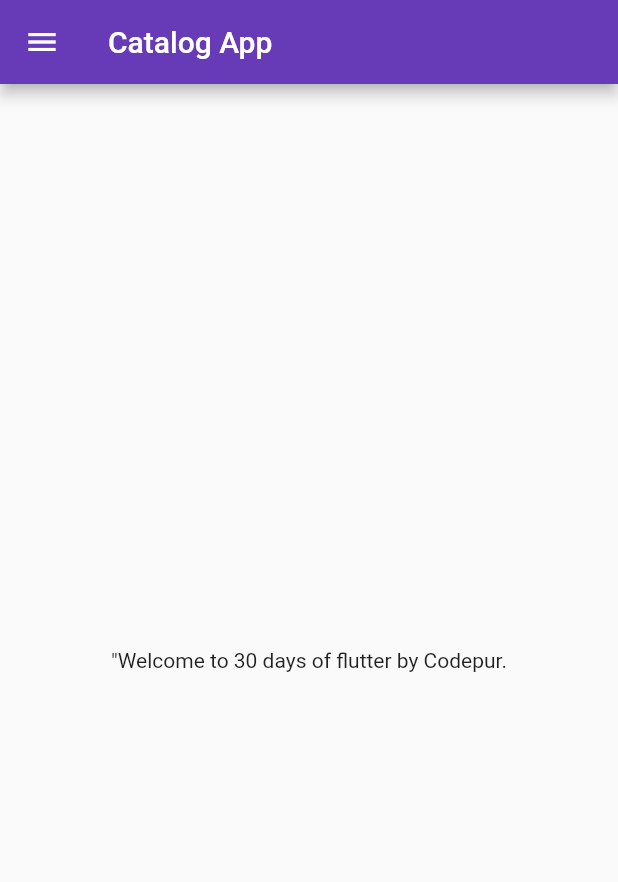
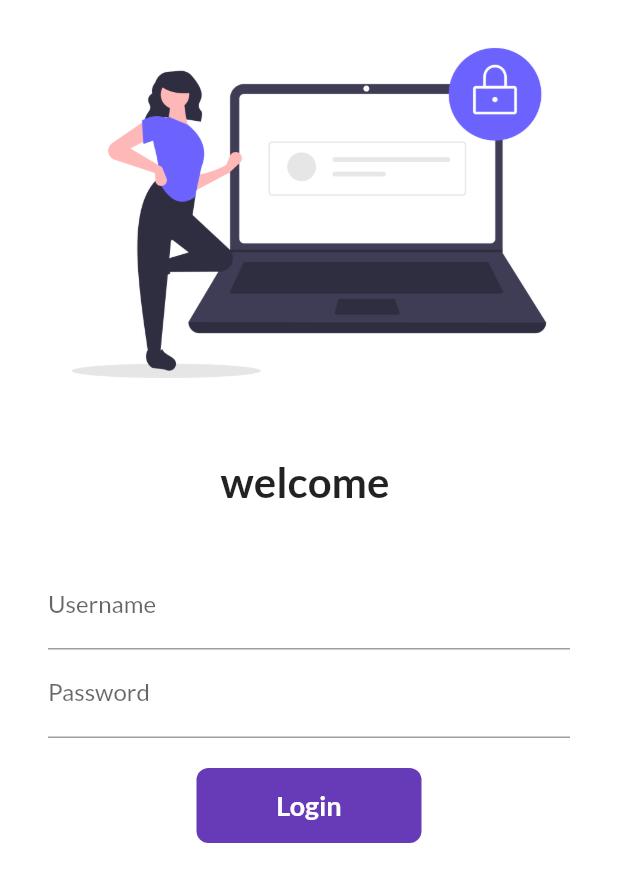
Before and after one commit to Shubham6518/30DaysofFlutter, a Flutter app: the screen it shows after launch, on a phone screen of 412 x 824 dp. Shown: the top 882 px of the screen. Run offline on Flutter 3.47's test engine with Material 2 defaults, Android fonts, the phone set to English and light mode, and no system bars; our stand-ins replace google_fonts.

Commit message:
day 6 completed

```diff
--- a/lib/main.dart
+++ b/lib/main.dart
@@ -1,5 +1,8 @@
 import 'package:flutter/material.dart';
 import 'package:flutter_catalog/home_page.dart';
+import 'package:flutter_catalog/pages/login_page.dart';
+import 'package:flutter_catalog/utils/routes.dart';
+import 'package:google_fonts/google_fonts.dart';
 
 void main() {
   runApp(MyApp());
@@ -12,11 +15,15 @@ class MyApp extends StatelessWidget {
   Widget build(BuildContext context) {
     return MaterialApp(
       themeMode: ThemeMode.light,
-      theme: ThemeData(primarySwatch: Colors.deepPurple),
+      theme: ThemeData(
+        primarySwatch: Colors.deepPurple,
+        fontFamily: GoogleFonts.lato().fontFamily,
+      ),
       // theme: ThemeData.dark(),
-      initialRoute: "/home",
+      initialRoute: MyRoutes.loginRoute,
       routes: {
-        "/": (context) => HomePage(),
+        MyRoutes.loginRoute: (context) => LoginPage(),
+        MyRoutes.homeRoute:(context) => HomePage(),
       },
     );
   }
--- /dev/null
+++ b/lib/pages/home_page.dart
@@ -0,0 +1,20 @@
+import 'package:flutter/material.dart';
+
+class HomePage extends StatelessWidget {
+  @override
+  Widget build(BuildContext context) {
+    final int days = 30;
+    final String name = "Codepur";
+    return Scaffold(
+      appBar: AppBar(
+        title: Text("Catalog App"),
+      ),
+      body: Center(
+        child: Container(
+          child: Text('"Welcome to $days days of flutter by $name.'),
+        ),
+      ),
+      drawer: Drawer(),
+    );
+  }
+}
--- /dev/null
+++ b/lib/pages/login_page.dart
@@ -0,0 +1,108 @@
+import 'package:flutter/material.dart';
+import 'package:flutter_catalog/utils/routes.dart';
+
+class LoginPage extends StatefulWidget {
+  @override
+  State<LoginPage> createState() => _LoginPageState();
+}
+
+class _LoginPageState extends State<LoginPage> {
+  String name = "";
+  bool changeButton = false;
+  @override
+  Widget build(BuildContext context) {
+    return Material(
+      color: Colors.white,
+      child: SingleChildScrollView(
+        child: Column(
+          children: [
+            Image.asset(
+              "assets/images/login_image.png",
+              fit: BoxFit.cover,
+            ),
+            SizedBox(
+              height: 20.0,
+            ),
+            Text(
+              "welcome $name",
+              style: TextStyle(
+                fontSize: 28,
+                fontWeight: FontWeight.bold,
+              ),
+            ),
+            SizedBox(
+              height: 20.0,
+            ),
+            Padding(
+              padding:
+                  const EdgeInsets.symmetric(vertical: 16.0, horizontal: 32.0),
+              child: Column(
+                children: [
+                  TextFormField(
+                    decoration: InputDecoration(
+                      hintText: "Enter Username",
+                      labelText: "Username",
+                    ),
+                    onChanged: (value) {
+                      name = value;
+                      setState(() {});
+                    },
+                  ),
+                  TextFormField(
+                    obscureText: true,
+                    decoration: InputDecoration(
+                      hintText: "Enter Password",
+                      labelText: "Password",
+                    ),
+                  ),
+                  SizedBox(
+                    height: 20.0,
+                  ),
+                  // ElevatedButton(
+                  //   child: Text("Login"),
+                  //   style: TextButton.styleFrom(minimumSize: Size(100, 40)),
+                  //   onPressed: () {
+                  //     Navigator.pushNamed(context, MyRoutes.homeRoute);
+                  //   },
+                  // )
+
+                  InkWell(
+                    onTap: () async {
+                      setState(() {
+                        changeButton = true;
+                      });
+                      await Future.delayed(Duration(seconds: 1));
+                      Navigator.pushNamed(context, MyRoutes.homeRoute);
+                    },
+                    child: AnimatedContainer(
+                      duration: Duration(seconds: 1),
+                      width: changeButton ? 50 : 150,
+                      height: 50,
+                      alignment: Alignment.center,
+                      child: changeButton ? Icon(
+                        Icons.done,
+                        color: Colors.white,
+                      )
+                      : Text(
+                        "Login",
+                        style: TextStyle(
+                            color: Colors.white,
+                            fontWeight: FontWeight.bold,
+                            fontSize: 18),
+                      ),
+                      decoration: BoxDecoration(
+                        color: Colors.deepPurple,
+                        // shape: changeButton ? BoxShape.circle : BoxShape.rectangle,
+                        borderRadius: BorderRadius.circular(changeButton ? 50 : 8),
+                      ),
+                    ),
+                  )
+                ],
+              ),
+            ),
+          ],
+        ),
+      ),
+    );
+  }
+}
--- /dev/null
+++ b/lib/utils/routes.dart
@@ -0,0 +1,4 @@
+class MyRoutes {
+  static String loginRoute = "/login";
+  static String homeRoute = "home";
+}
--- a/pubspec.yaml
+++ b/pubspec.yaml
@@ -35,6 +35,7 @@ dependencies:
   # The following adds the Cupertino Icons font to your application.
   # Use with the CupertinoIcons class for iOS style icons.
   cupertino_icons: ^1.0.2
+  google_fonts: ^6.1.0
 
 dev_dependencies:
   flutter_test:
@@ -59,8 +60,8 @@ flutter:
   uses-material-design: true
 
   # To add assets to your application, add an assets section, like this:
-  # assets:
-  #   - images/a_dot_burr.jpeg
+  assets:
+    - assets/images/
   #   - images/a_dot_ham.jpeg
 
   # An image asset can refer to one or more resolution-specific "variants", see
```
Also changed, not shown: assets/images/login_image.png (added), pubspec.lock, 1 other file.
